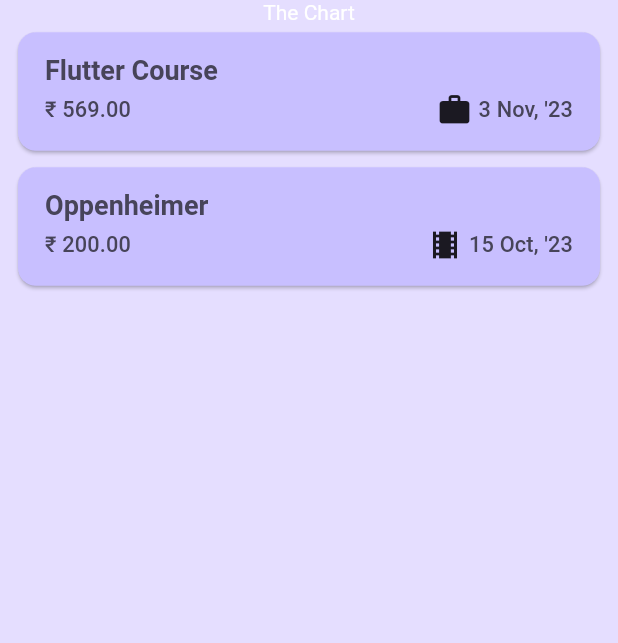
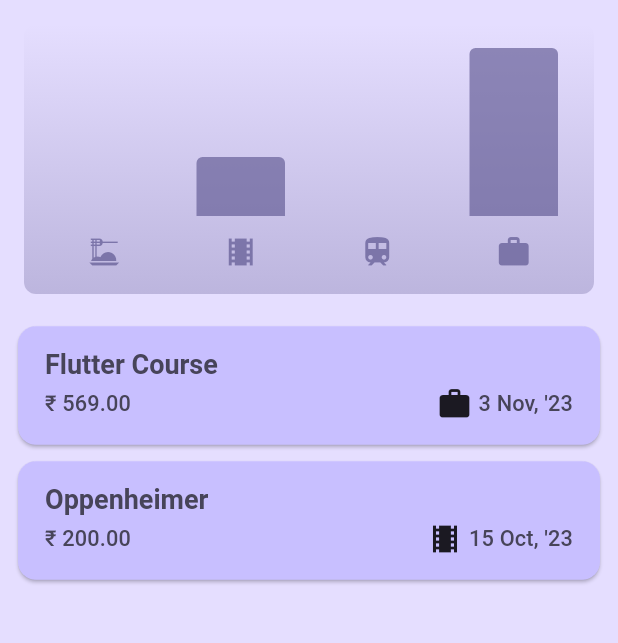
Before and after one commit to Abhi-Survase/expense_tracker_app, a Flutter app: the screen it shows after launch, on a phone screen of 412 x 824 dp, the part 84-727 px from its top. Run offline on Flutter 3.47's test engine with Material 2 defaults, Android fonts, the phone set to English and light mode, and no system bars.

Commit message:
Added Chart

```diff
--- /dev/null
+++ b/lib/chart.dart
@@ -0,0 +1,94 @@
+import 'package:flutter/material.dart';
+import 'package:expense_tracker_app/chart_bar.dart';
+import 'package:expense_tracker_app/models/expense.dart';
+
+class Chart extends StatelessWidget {
+  const Chart({super.key, required this.expenses});
+
+  final List<Expense> expenses;
+
+  List<ExpenseBucket> get buckets {
+    return [
+      ExpenseBucket.forCategory(expenses, ExpCategory.food),
+      ExpenseBucket.forCategory(expenses, ExpCategory.leisure),
+      ExpenseBucket.forCategory(expenses, ExpCategory.travel),
+      ExpenseBucket.forCategory(expenses, ExpCategory.work),
+    ];
+  }
+
+  double get maxTotalExpense {
+    double maxTotalExpense = 0;
+
+    for (final bucket in buckets) {
+      if (bucket.totalExpenses > maxTotalExpense) {
+        maxTotalExpense = bucket.totalExpenses;
+      }
+    }
+
+    return maxTotalExpense;
+  }
+
+  @override
+  Widget build(BuildContext context) {
+    final isDarkMode =
+        MediaQuery.of(context).platformBrightness == Brightness.dark;
+    return Container(
+      margin: const EdgeInsets.all(16),
+      padding: const EdgeInsets.symmetric(
+        vertical: 16,
+        horizontal: 8,
+      ),
+      width: double.infinity,
+      height: 180,
+      decoration: BoxDecoration(
+        borderRadius: BorderRadius.circular(8),
+        gradient: LinearGradient(
+          colors: [
+            Theme.of(context).colorScheme.primary.withOpacity(0.3),
+            Theme.of(context).colorScheme.primary.withOpacity(0.0)
+          ],
+          begin: Alignment.bottomCenter,
+          end: Alignment.topCenter,
+        ),
+      ),
+      child: Column(
+        children: [
+          Expanded(
+            child: Row(
+              crossAxisAlignment: CrossAxisAlignment.end,
+              children: [
+                for (final bucket in buckets) // alternative to map()
+                  ChartBar(
+                    fill: bucket.totalExpenses == 0
+                        ? 0
+                        : bucket.totalExpenses / maxTotalExpense,
+                  )
+              ],
+            ),
+          ),
+          const SizedBox(height: 12),
+          Row(
+            children: buckets
+                .map(
+                  (bucket) => Expanded(
+                    child: Padding(
+                      padding: const EdgeInsets.symmetric(horizontal: 4),
+                      child: Icon(
+                        expcategoryIcons[bucket.category],
+                        color: isDarkMode
+                            ? Theme.of(context).colorScheme.secondary
+                            : Theme.of(context)
+                                .colorScheme
+                                .primary
+                                .withOpacity(0.7),
+                      ),
+                    ),
+                  ),
+                )
+                .toList(),
+          )
+        ],
+      ),
+    );
+  }
+}
--- /dev/null
+++ b/lib/chart_bar.dart
@@ -0,0 +1,34 @@
+import 'package:flutter/material.dart';
+
+class ChartBar extends StatelessWidget {
+  const ChartBar({
+    super.key,
+    required this.fill,
+  });
+
+  final double fill;
+
+  @override
+  Widget build(BuildContext context) {
+    final isDarkMode =
+        MediaQuery.of(context).platformBrightness == Brightness.dark;
+    return Expanded(
+      child: Padding(
+        padding: const EdgeInsets.symmetric(horizontal: 16),
+        child: FractionallySizedBox(
+          heightFactor: fill,
+          child: DecoratedBox(
+            decoration: BoxDecoration(
+              shape: BoxShape.rectangle,
+              borderRadius:
+                  const BorderRadius.vertical(top: Radius.circular(4)),
+              color: isDarkMode
+                  ? Theme.of(context).colorScheme.secondary
+                  : Theme.of(context).colorScheme.primary.withOpacity(0.65),
+            ),
+          ),
+        ),
+      ),
+    );
+  }
+}
--- a/lib/expenses_main.dart
+++ b/lib/expenses_main.dart
@@ -1,3 +1,4 @@
+import 'package:expense_tracker_app/chart.dart';
 import 'package:expense_tracker_app/new_expense_overlay.dart';
 import 'package:flutter/material.dart';
 import 'package:expense_tracker_app/models/expense.dart';
@@ -22,7 +23,7 @@ class _ExpensesMainState extends State<ExpensesMain> {
         title: 'Oppenheimer',
         amount: 200,
         date: DateTime(2023, 10, 15),
-        expcategory: ExpCategory.liesure),
+        expcategory: ExpCategory.leisure),
   ];
 
   void _openAddExpenseOverlay() {
@@ -95,7 +96,7 @@ class _ExpensesMainState extends State<ExpensesMain> {
       body: Column(
         mainAxisAlignment: MainAxisAlignment.center,
         children: [
-          const Text('The Chart'),
+          Chart(expenses: _registeredExpense),
           Expanded(
             child: displayContent,
           ),
--- a/lib/models/expense.dart
+++ b/lib/models/expense.dart
@@ -6,11 +6,11 @@ final dateFormatter = DateFormat("d MMM, ''yy");
 
 const uid = Uuid();
 
-enum ExpCategory { food, travel, work, liesure }
+enum ExpCategory { food, travel, work, leisure }
 
 const expcategoryIcons = {
   ExpCategory.food: Icons.dinner_dining,
-  ExpCategory.liesure: Icons.theaters,
+  ExpCategory.leisure: Icons.theaters,
   ExpCategory.travel: Icons.train,
   ExpCategory.work: Icons.work
 };
@@ -33,3 +33,24 @@ class Expense {
     return dateFormatter.format(date);
   }
 }
+
+class ExpenseBucket {
+  const ExpenseBucket({required this.category, required this.expenses});
+
+  ExpenseBucket.forCategory(List<Expense> allExpenses, this.category)
+      : expenses = allExpenses
+            .where((expense) => expense.expcategory == category)
+            .toList();
+
+  final ExpCategory category;
+  final List<Expense> expenses;
+
+  double get totalExpenses {
+    double sum = 0;
+    for (var expense in expenses) {
+      sum += expense.amount;
+    }
+
+    return sum;
+  }
+}
--- a/lib/new_expense_overlay.dart
+++ b/lib/new_expense_overlay.dart
@@ -19,7 +19,7 @@ class _NewExpenseState extends State<NewExpense> {
   final _titleInputController = TextEditingController();
   final _amountInputCOntroller = TextEditingController();
   DateTime? _selectedDate;
-  ExpCategory _selectedCategory = ExpCategory.liesure;
+  ExpCategory _selectedCategory = ExpCategory.leisure;
 
   void _createDatePicker() async {
     final now = DateTime.now();
```
